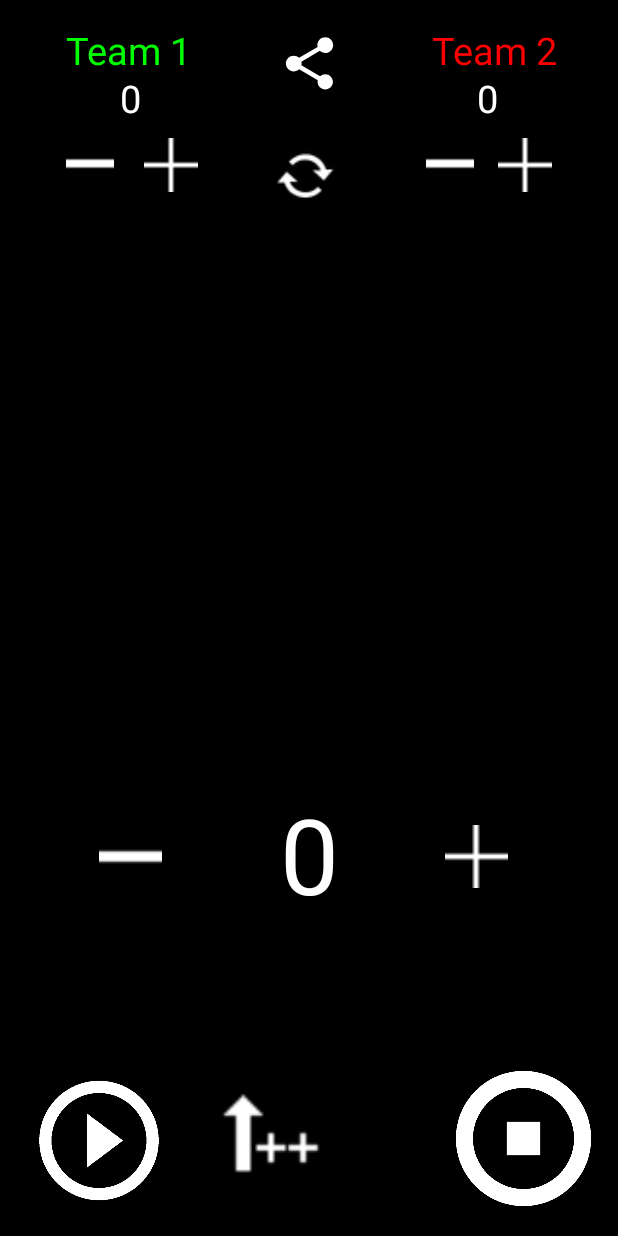
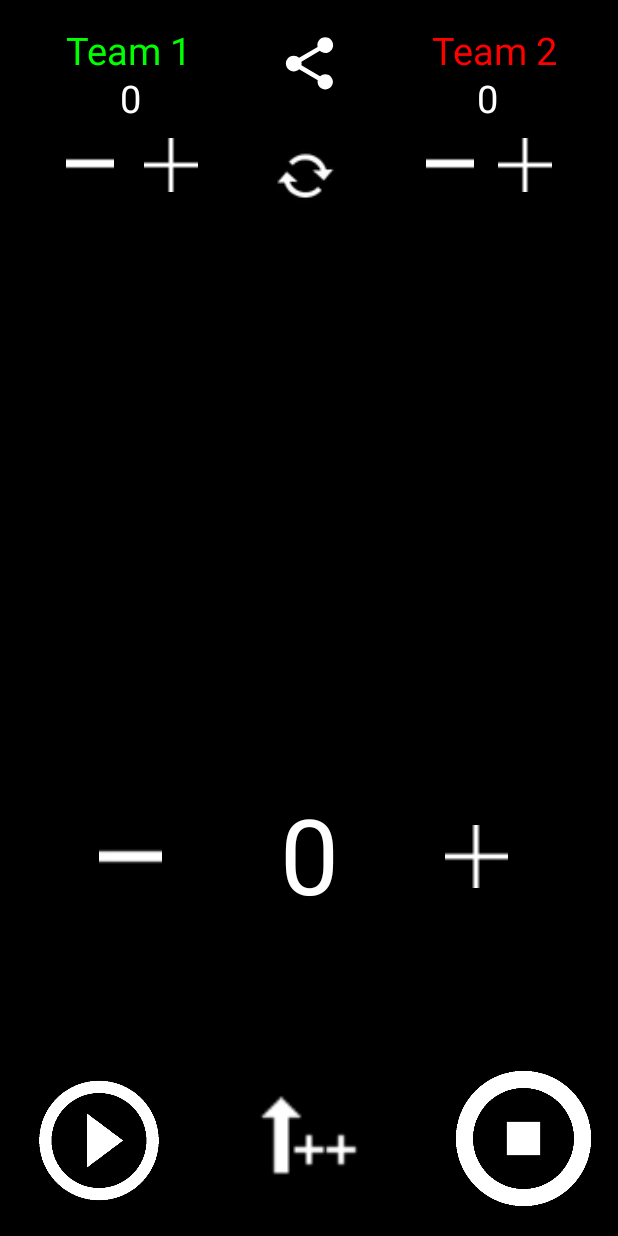
Before and after one commit to Diphendara/JuggerStonesV2, an Android app: the layout activity_main.xml on its own in the app's theme, with its tools: preview values and no code run, on a phone screen of 412 x 824 dp. Run offline under Robolectric (Android 15) with nearby library versions, the phone set to English and light mode, and no system bars.

Commit message:
Improve function

```diff
--- a/app/src/main/res/layout/activity_main.xml
+++ b/app/src/main/res/layout/activity_main.xml
@@ -5,7 +5,8 @@
     android:layout_width="match_parent"
     android:layout_height="match_parent"
     android:background="@android:color/background_dark"
-    tools:context="contador.piedras.juggerStonesV2.Game">
+    tools:context="contador.piedras.juggerStonesV2.Game"
+    android:keepScreenOn="true">
 
     <ImageButton
         android:id="@+id/b_play"
@@ -187,20 +188,20 @@
         android:id="@+id/b_change_mode"
         android:layout_width="81dp"
         android:layout_height="70dp"
+        android:layout_marginStart="24dp"
+        android:layout_marginLeft="24dp"
+        android:layout_marginTop="8dp"
+        android:layout_marginEnd="8dp"
+        android:layout_marginRight="8dp"
         android:layout_marginBottom="32dp"
-        android:layout_marginEnd="8dp"
-        android:layout_marginLeft="24dp"
-        android:layout_marginRight="8dp"
-        android:layout_marginStart="24dp"
-        android:layout_marginTop="8dp"
         android:background="@android:color/transparent"
         android:scaleType="fitCenter"
         app:layout_constraintBottom_toBottomOf="parent"
         app:layout_constraintEnd_toStartOf="@+id/b_stop"
-        app:layout_constraintHorizontal_bias="0.0"
+        app:layout_constraintHorizontal_bias="0.347"
         app:layout_constraintStart_toEndOf="@+id/b_play"
         app:layout_constraintTop_toBottomOf="@+id/tv_stones"
-        app:layout_constraintVertical_bias="0.904"
+        app:layout_constraintVertical_bias="0.914"
         app:srcCompat="@drawable/timer_plus" />
 
     <ImageView
--- a/build.gradle
+++ b/build.gradle
@@ -7,8 +7,8 @@ buildscript {
         jcenter()
     }
     dependencies {
-        classpath 'com.android.tools.build:gradle:3.3.0'
-        classpath "org.jetbrains.kotlin:kotlin-gradle-plugin:1.3.0"
+        classpath 'com.android.tools.build:gradle:3.5.0'
+        classpath 'org.jetbrains.kotlin:kotlin-gradle-plugin:1.3.50'
 
         // NOTE: Do not place your application dependencies here; they belong
         // in the individual module build.gradle files
```
Also changed, not shown: gradle/wrapper/gradle-wrapper.properties.
